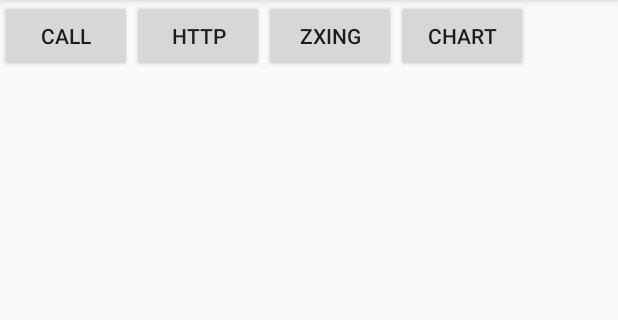
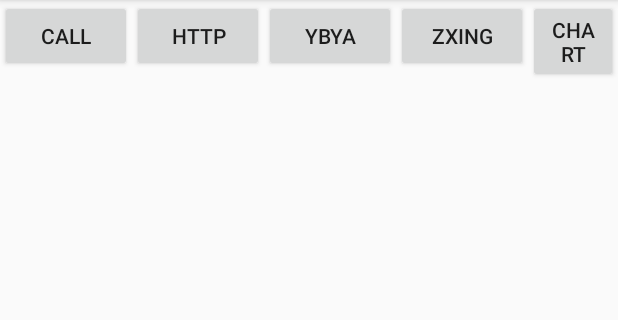
Before and after one commit to blackfrogxxoo/DemoLib, an Android app: the screen it shows after launch (MainActivity), after a tap on "CALL", on a phone screen of 412 x 824 dp, the part 84-404 px from its top. Run offline under Robolectric (Android 15) with nearby library versions, the phone set to English and light mode, and no system bars; our stand-ins replace EventBus; libraries missing offline, so code that uses them is left out: com.yanzhenjie.permission, rx.android.schedulers, rx.schedulers; pictures from the network do not load; 4 statements that could not run were skipped.

Commit message:
一个用json作为请求body的Retrofit示例。

```diff
--- a/app/src/main/java/me/black/demolib/MainActivity.java
+++ b/app/src/main/java/me/black/demolib/MainActivity.java
@@ -15,6 +15,7 @@
 import java.util.Arrays;
 
 import me.black.demolib.bean.BaseBean;
+import me.black.demolib.bean.CheckMobileBean;
 import me.black.demolib.http.HttpExecutor;
 import me.black.library.glide.GlideApp;
 import me.black.library.glide.GlideRequest;
@@ -45,7 +46,6 @@
         Button btnCall = findViewById(R.id.btn_call);
         btnCall.setOnClickListener(v -> {
             BaseBean baseBean = new BaseBean();
-            baseBean.phone = "10001";
             EvtBus.post(baseBean);
         });
         Button btnHttp = findViewById(R.id.btn_http);
@@ -56,6 +56,15 @@
                     .observeOn(AndroidSchedulers.mainThread())
                     .subscribe(o -> {
                         Toast.makeText(this, o.getResults().get(0).getNow().getTemperature(), Toast.LENGTH_LONG).show();
+                    }, Throwable::printStackTrace);
+        });
+        Button btnYbya = findViewById(R.id.btn_ybya);
+        btnYbya.setOnClickListener(v -> {
+            HttpExecutor.testApi().checkMobile(new CheckMobileBean.Request("18523710221"))
+                    .subscribeOn(Schedulers.io())
+                    .observeOn(AndroidSchedulers.mainThread())
+                    .subscribe(o -> {
+                        Log.i(TAG, "onCreate: " + o.code);
                     }, Throwable::printStackTrace);
         });
         Button btnZxing = findViewById(R.id.btn_zxing);
@@ -81,11 +90,12 @@
         Uri uri = Uri.parse("https://developer.android.com/_static/e408b0790b/images/android/lockup.svg");
         requestBuilder.load(uri).into(imageView);
 //        GlideUtil.load(imageView, R.drawable.ic_launcher_foreground, "https://developer.android.com/_static/e408b0790b/images/android/lockup.svg");
+
     }
 
     @Subscribe
     public void testBus(BaseBean baseBean) {
-        CallUtil.call(this, baseBean.phone);
+        CallUtil.call(this, "10001");
     }
 
     @Override
--- a/app/src/main/java/me/black/demolib/bean/BaseBean.java
+++ b/app/src/main/java/me/black/demolib/bean/BaseBean.java
@@ -1,5 +1,7 @@
 package me.black.demolib.bean;
 
-public class BaseBean {
-    public String phone;
+public class BaseBean<T> {
+    public int code;
+    public String msg;
+    public T data;
 }
--- a/app/src/main/java/me/black/demolib/http/HttpExecutor.java
+++ b/app/src/main/java/me/black/demolib/http/HttpExecutor.java
@@ -7,4 +7,8 @@
     public static WeatherApi weatherApi() {
         return RetrofitManager.INSTANCE.create(WEATHER_BASE_URL, WeatherApi.class);
     }
+    private static final String TEST_BASE_URL = "http://192.168.0.104:8891";
+    public static TestApi testApi() {
+        return RetrofitManager.INSTANCE.create(TEST_BASE_URL, TestApi.class);
+    }
 }
--- a/app/src/main/res/layout/activity_main.xml
+++ b/app/src/main/res/layout/activity_main.xml
@@ -16,12 +16,18 @@
         android:layout_height="wrap_content"
         android:layout_toRightOf="@+id/btn_call"
         android:text="http" />
+    <Button
+        android:id="@+id/btn_ybya"
+        android:layout_width="wrap_content"
+        android:layout_height="wrap_content"
+        android:layout_toRightOf="@+id/btn_http"
+        android:text="ybya" />
 
     <Button
         android:id="@+id/btn_zxing"
         android:layout_width="wrap_content"
         android:layout_height="wrap_content"
-        android:layout_toRightOf="@+id/btn_http"
+        android:layout_toRightOf="@+id/btn_ybya"
         android:text="zxing" />
     <Button
         android:id="@+id/btn_chart"
```
Also changed, not shown: app/src/main/java/me/black/demolib/bean/CheckMobileBean.java (added, +14 -0 lines), app/src/main/java/me/black/demolib/http/TestApi.java (added, +11 -0 lines).
